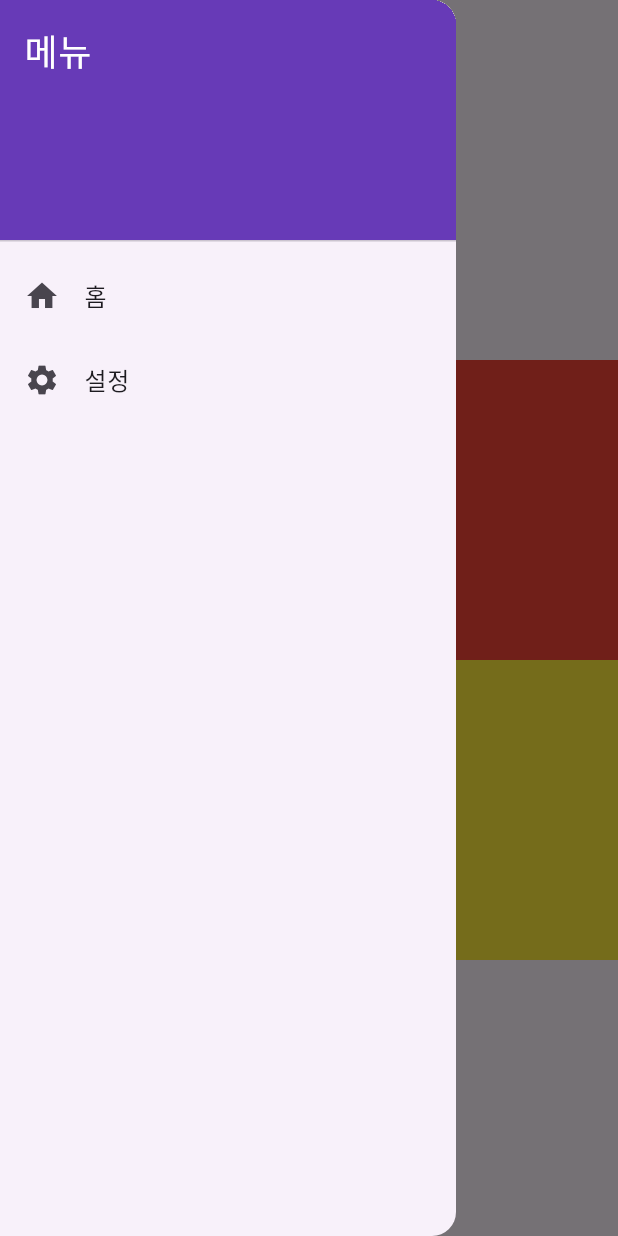
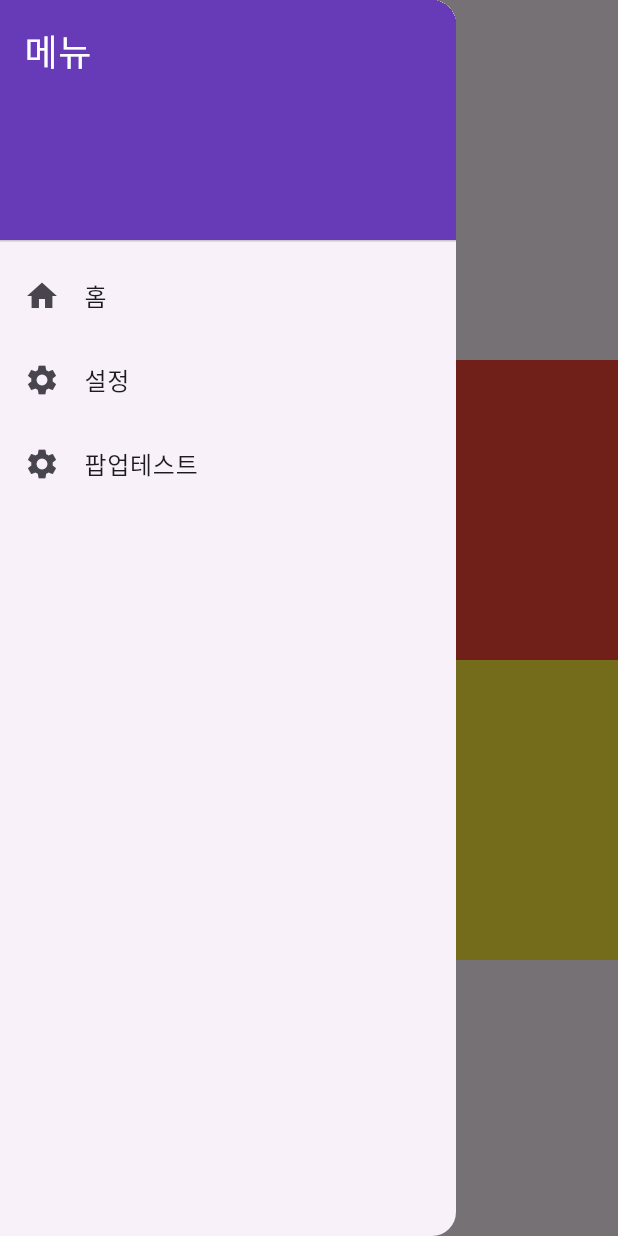
Before and after one commit to hak319/test-untitled-project, a Flutter app: the screen it shows after launch, with the side drawer open, on a phone screen of 412 x 824 dp. Run offline on Flutter 3.47's test engine with Material 3 defaults, Android fonts, the phone set to English and light mode, and no system bars.

Commit message:
25.3.31. (1)

```diff
--- a/lib/drawer.dart
+++ b/lib/drawer.dart
@@ -38,6 +38,15 @@ class MyDrawer extends StatelessWidget {
                     context, "/setting"
                 );
               }
+          ),
+          ListTile(
+            leading: const Icon(Icons.settings),
+            title: const Text("팝업테스트"),
+            onTap: () {
+              Navigator.pushNamed(
+                context, "/popup"
+              );
+            }
           )
         ],
       ),
--- a/lib/main.dart
+++ b/lib/main.dart
@@ -1,5 +1,6 @@
 import 'package:flutter/material.dart';
 import 'package:untitled/drawer.dart';
+import 'package:untitled/popup_page.dart';
 import 'package:untitled/setting_page.dart';
 
 void main() {
@@ -20,7 +21,8 @@ class MyApp extends StatelessWidget {
       initialRoute: "/",
       routes: {
         "/": (context) => const MyHomePage(),
-        "/setting": (context) => const SettingPage()
+        "/setting": (context) => const SettingPage(),
+        "/popup" : (context) => const PopupPage(),
       },
     );
   }
```
Also changed, not shown: lib/popup_page.dart (added, +40 -0 lines).
